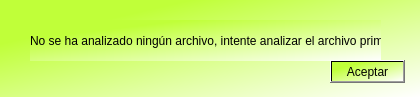
This is PROYECTO2/GUI/errorDialog.ui in Gerson7w7/IPC2_Proyecto2_202000166 as Qt 5 draws it before an edit. The edited form follows.
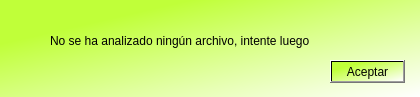
This is the edited form. Icons and pictures are not drawn.

```diff
--- a/PROYECTO2/GUI/errorDialog.ui
+++ b/PROYECTO2/GUI/errorDialog.ui
@@ -24,14 +24,17 @@
   <widget class="QLabel" name="label">
    <property name="geometry">
     <rect>
-     <x>30</x>
+     <x>50</x>
      <y>20</y>
      <width>351</width>
      <height>41</height>
     </rect>
    </property>
+   <property name="styleSheet">
+    <string notr="true">background-color: rgba(255, 255, 255, 0);</string>
+   </property>
    <property name="text">
-    <string>No se ha analizado ningún archivo, intente analizar el archivo primero</string>
+    <string>No se ha analizado ningún archivo, intente luego</string>
    </property>
   </widget>
   <widget class="QPushButton" name="botonAceptar">
```
